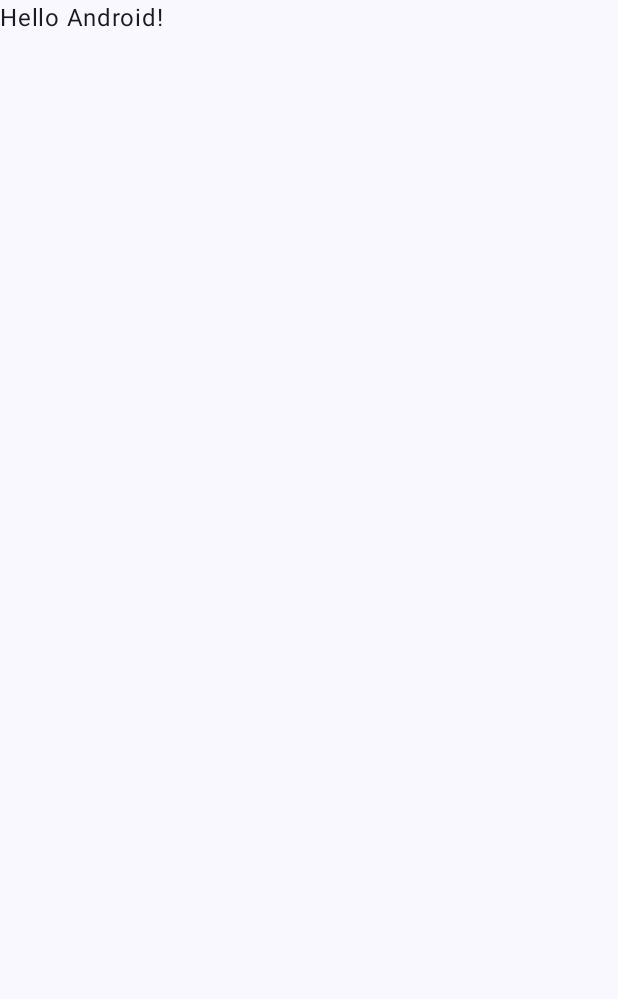
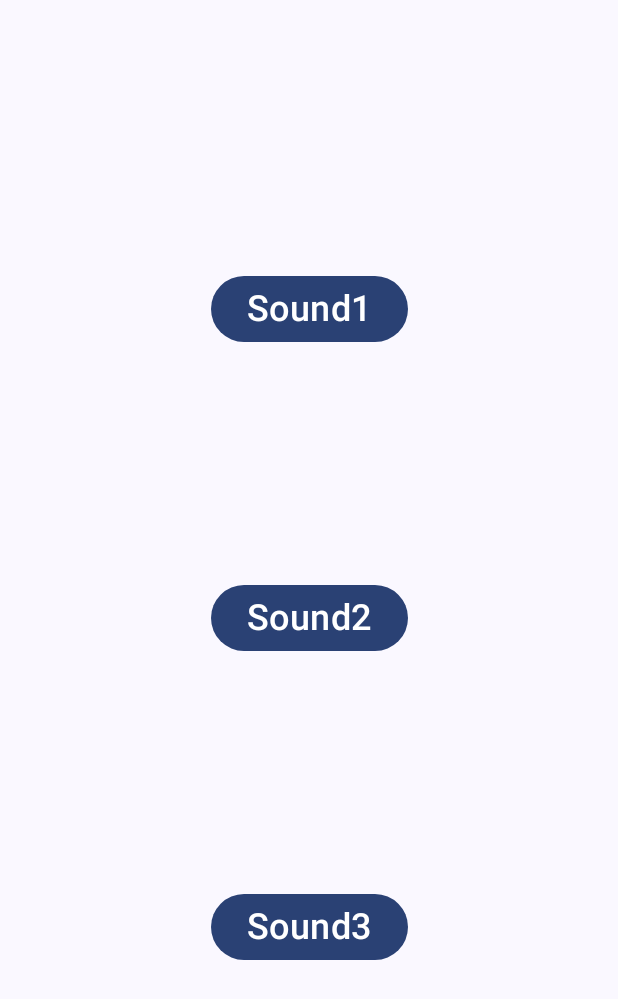
Before and after one commit to Michaelsoft-Riley/Simple_Soundboard, an Android app built with Jetpack Compose: the screen it shows after launch (MainActivity), on a phone screen of 412 x 824 dp. Before the commit the part shown is almost empty. Shown: the top 999 px of the screen. Run offline under Robolectric (Android 15) with nearby library versions, the light colour scheme and no system bars.

Commit message:
Initial Commit

```diff
--- a/app/src/main/java/com/mr/simple_soundboard/MainActivity.kt
+++ b/app/src/main/java/com/mr/simple_soundboard/MainActivity.kt
@@ -1,52 +1,87 @@
 package com.mr.simple_soundboard
 
+import android.media.MediaPlayer
+import android.net.Uri
 import android.os.Bundle
+import android.view.View
 import androidx.activity.ComponentActivity
 import androidx.activity.compose.setContent
 import androidx.activity.enableEdgeToEdge
+import androidx.compose.foundation.background
+import androidx.compose.foundation.layout.Arrangement
+import androidx.compose.foundation.layout.Column
+import androidx.compose.foundation.layout.Row
 import androidx.compose.foundation.layout.fillMaxSize
 import androidx.compose.foundation.layout.padding
+import androidx.compose.material3.Button
 import androidx.compose.material3.Scaffold
+import androidx.compose.material3.Surface
 import androidx.compose.material3.Text
 import androidx.compose.runtime.Composable
+import androidx.compose.ui.Alignment
 import androidx.compose.ui.Modifier
+import androidx.compose.ui.graphics.Color
+import androidx.compose.ui.text.font.FontWeight
+import androidx.compose.ui.text.style.TextAlign
 import androidx.compose.ui.tooling.preview.Preview
+import androidx.compose.ui.unit.dp
+import androidx.compose.ui.unit.sp
 import com.mr.simple_soundboard.ui.theme.Simple_SoundboardTheme
 
+// TODO: release media player
+
 class MainActivity : ComponentActivity() {
+    private val mediaPlayer = MediaPlayer().apply {
+        setOnPreparedListener { start() }
+        setOnCompletionListener { reset() }
+    }
+
     override fun onCreate(savedInstanceState: Bundle?) {
         super.onCreate(savedInstanceState)
         enableEdgeToEdge()
         setContent {
             Simple_SoundboardTheme {
-                Scaffold(modifier = Modifier.fillMaxSize()) { innerPadding ->
-                    Greeting(
-                        name = "Android",
-                        modifier = Modifier.padding(innerPadding)
+                Surface(modifier = Modifier.fillMaxSize()) {
+                    SfxButtons(
+                        R.raw.wow,
+                        R.raw.dice_roll,
+                        R.raw.glitch03
                     )
                 }
             }
         }
     }
-}
 
-@Composable
-fun Greeting(name: String, modifier: Modifier = Modifier) {
-    Text(
-        text = "Hello $name!",
-        modifier = modifier
-    )
-}
+    @Composable
+    fun SfxButtons(
+        sound1: Int,
+        sound2: Int,
+        sound3: Int,
+        modifier: Modifier = Modifier
+    ) {
+        Column(
+            modifier = modifier
+                .padding(24.dp)
+                .fillMaxSize(),
+            verticalArrangement = Arrangement.SpaceEvenly,
+            horizontalAlignment = Alignment.CenterHorizontally
+        ) {
+            SfxButton(sound = sound1, soundName = "Sound1")
+            SfxButton(sound = sound2, soundName = "Sound2")
+            SfxButton(sound = sound3, soundName = "Sound3")
+        }
+    }
 
-@Preview(showBackground = true)
-@Composable
-fun GreetingPreview() {
-    Simple_SoundboardTheme {
-        Greeting("Android")
+    @Composable
+    fun SfxButton(sound: Int, soundName: String) {
+        Button(onClick = {
+            mediaPlayer.run {
+                reset()
+                setDataSource(resources.openRawResourceFd(sound))
+                prepareAsync()
+            }
+        }) {
+            Text(text = soundName, fontSize = 24.sp)
+        }
     }
 }
-
-@Composable
-fun SfxButtonRow() {
-
-}
```
